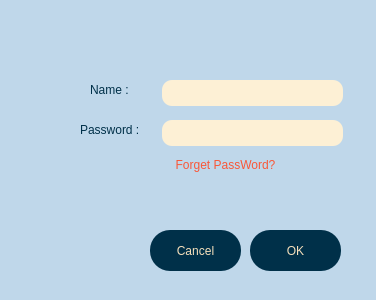
This is client/signin.ui in AP-projects-4001/jan-ghahve as Qt 5 draws it before an edit. The edited form follows.
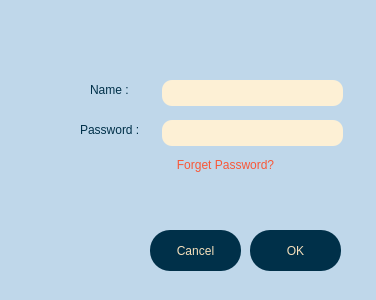
This is the edited form.

The edit to the form file:
```diff
--- a/client/signin.ui
+++ b/client/signin.ui
@@ -92,7 +92,7 @@
 color:rgb(249, 87, 56);</string>
    </property>
    <property name="text">
-    <string>Forget PassWord?</string>
+    <string>Forget Password?</string>
    </property>
   </widget>
   <widget class="QPushButton" name="pbn_cancel">
```
Left out of the diff: 6 changed lines with no effect on the pictures.
